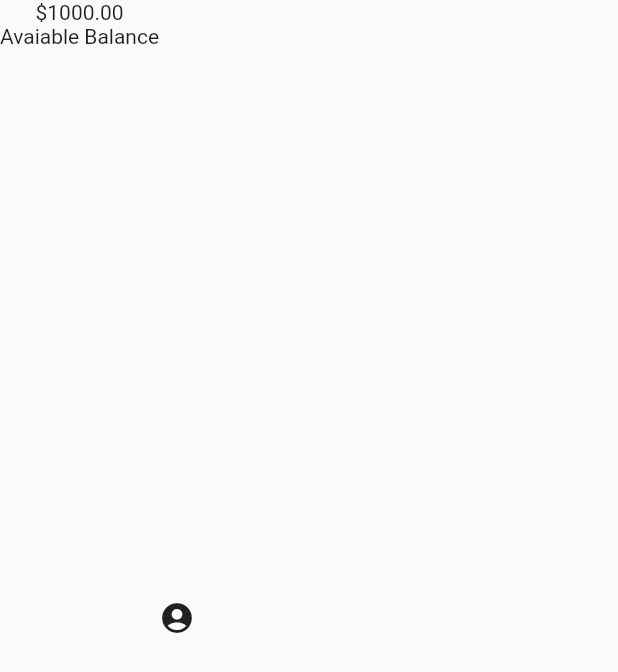
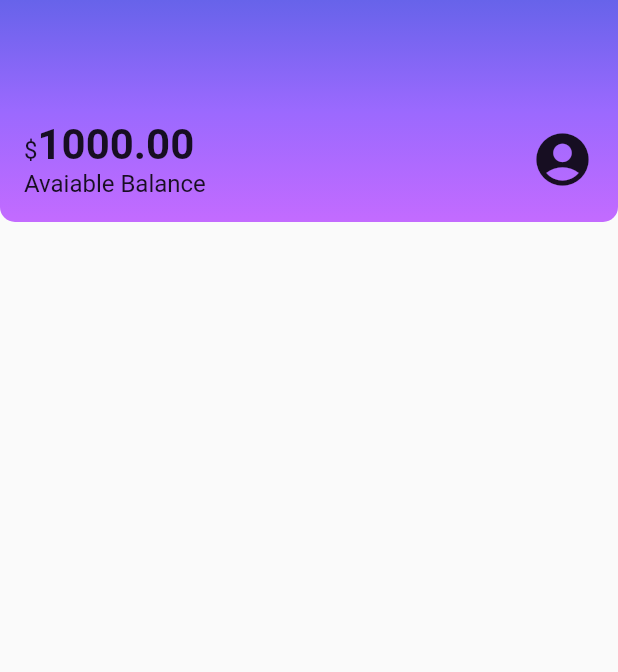
Before and after one commit to BrunaMello/alura_flutter_styling_and_reproduce_layouts, a Flutter app: the screen it shows after launch, on a phone screen of 412 x 824 dp. Shown: the top 672 px of the screen. Run offline on Flutter 3.47's test engine with Material 2 defaults, Android fonts, the phone set to English and light mode, and no system bars.

Commit message:
02. Styling Widgets
Let's review what we learned in this class:

Apply styling widgets as TextStyle and BoxDecoration to show texts and decorate the Header ( app header );
Dealing with organization widgets as Row, Column and Padding to delimit the widget spacing and alignments displayed on the screen;
Identify the differences between Widgets Text and Text.rich to display texts and paragraphs, as well as use them;
Implement a color gradient within the Header.

```diff
--- a/lib/components/sections/header.dart
+++ b/lib/components/sections/header.dart
@@ -6,14 +6,62 @@ class Header extends StatelessWidget {
   @override
   Widget build(BuildContext context) {
     return Container(
-      child: Row(
-        children: <Widget>[
-          Column(children: <Widget>[
-            Text('\$1000.00'),
-            Text('Avaiable Balance')
-          ],),
-          Icon(Icons.account_circle),
-        ],
+      decoration: BoxDecoration(
+        gradient: LinearGradient(
+          begin: Alignment.topCenter,
+          end: Alignment.bottomCenter,
+          colors: <Color>[
+            Color.fromRGBO(103, 99, 234, 1),
+            Color.fromRGBO(155, 105, 254, 1),
+            Color.fromRGBO(195, 107, 255, 1),
+          ],
+        ),
+        borderRadius: BorderRadius.vertical(
+          bottom: Radius.circular(10),
+        ),
+      ),
+      child: Padding(
+        padding: const EdgeInsets.fromLTRB(16.0, 80.0, 16.0, 16.0),
+        child: Row(
+          mainAxisAlignment: MainAxisAlignment.spaceBetween,
+          children: <Widget>[
+            Column(
+              crossAxisAlignment: CrossAxisAlignment.start,
+              children: <Widget>[
+                Text.rich(
+                  TextSpan(
+                    text: '\$',
+                    style: TextStyle(
+                      fontSize: 16,
+                    ),
+                    children: <TextSpan>[
+                      TextSpan(
+                        text: '1000.00',
+                        style: TextStyle(
+                            fontSize: 28, fontWeight: FontWeight.bold),
+                      ),
+                    ],
+                  ),
+                ),
+                // Text(
+                //   '\$1000.00',
+                //   style: TextStyle(
+                //     fontSize: 28,
+                //     fontWeight: FontWeight.bold,
+                //   ),
+                // ),
+                Text('Avaiable Balance',
+                    style: TextStyle(
+                      fontSize: 16,
+                    )),
+              ],
+            ),
+            Icon(
+              Icons.account_circle,
+              size: 42,
+            ),
+          ],
+        ),
       ),
     );
   }
--- a/lib/screens/home.dart
+++ b/lib/screens/home.dart
@@ -6,6 +6,13 @@ class Home extends StatelessWidget {
 
   @override
   Widget build(BuildContext context) {
-    return Scaffold(body: Header(),);
+    return Scaffold(
+      body: Column(
+        children: <Widget>[
+          Header(),
+
+        ],
+      ),
+    );
   }
 }
```
